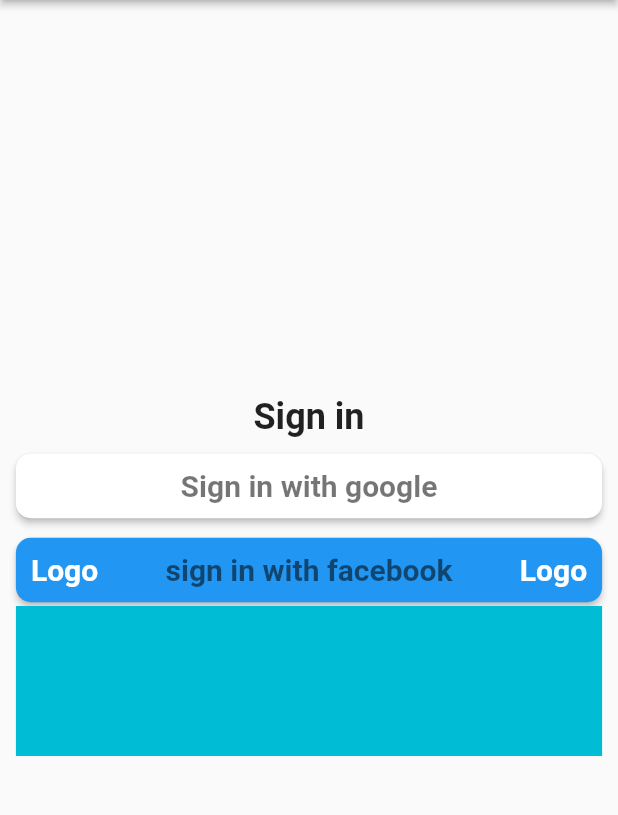
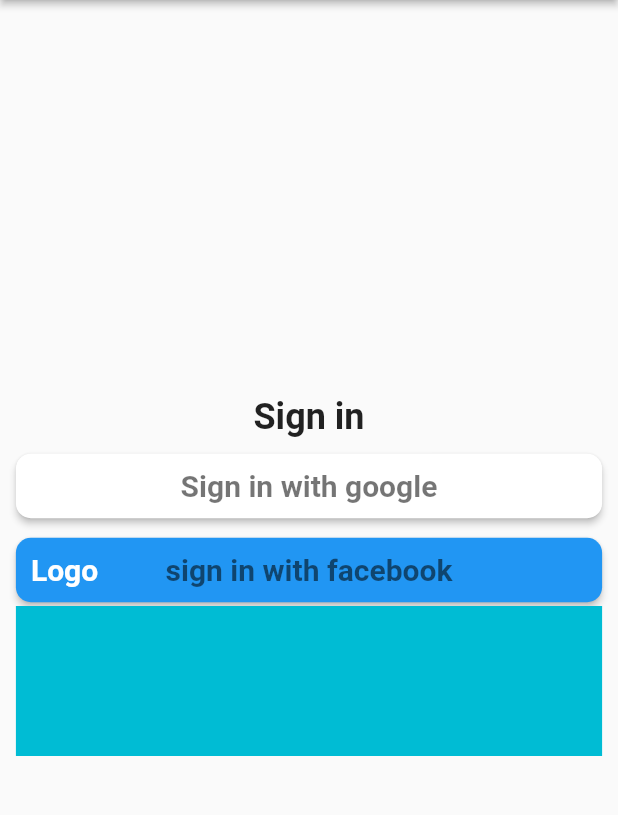
Before and after one commit to mubashir-cvr/FlutterAppTest, a Flutter app: the screen it shows after launch, on a phone screen of 412 x 824 dp, the part 84-899 px from its top. Run offline on Flutter 3.47's test engine with Material 2 defaults, Android fonts, the phone set to English and light mode, and no system bars.

Commit message:
hide using oppacity

```diff
--- a/myapp/lib/CustomWidget/custom_raised_button.dart
+++ b/myapp/lib/CustomWidget/custom_raised_button.dart
@@ -2,7 +2,12 @@ import 'package:flutter/cupertino.dart';
 import 'package:flutter/material.dart';
 
 class customButton extends StatelessWidget {
-  customButton({required this.text, required this.color, required this.border, required this.onpress});
+  customButton(
+      {required this.text,
+      required this.color,
+      required this.border,
+      required this.onpress});
+
   final String text;
   final Color color;
   final double border;
@@ -13,13 +18,18 @@ class customButton extends StatelessWidget {
     return ElevatedButton(
         child: Row(
           mainAxisAlignment: MainAxisAlignment.spaceBetween,
-          children:<Widget>[
+          children: <Widget>[
             Text('Logo'),
             Text(
-          text,
-          style: TextStyle(fontSize: 20, color: Colors.black54),
+              text,
+              style: TextStyle(fontSize: 20, color: Colors.black54),
+            ),
+            Opacity(
+              opacity: 0,
+              child: Text('Logo'),
+            ),
+          ],
         ),
-            Text('Logo'),]),
         style: ElevatedButton.styleFrom(
             primary: color,
             padding: EdgeInsets.symmetric(horizontal: 10, vertical: 10),
```
